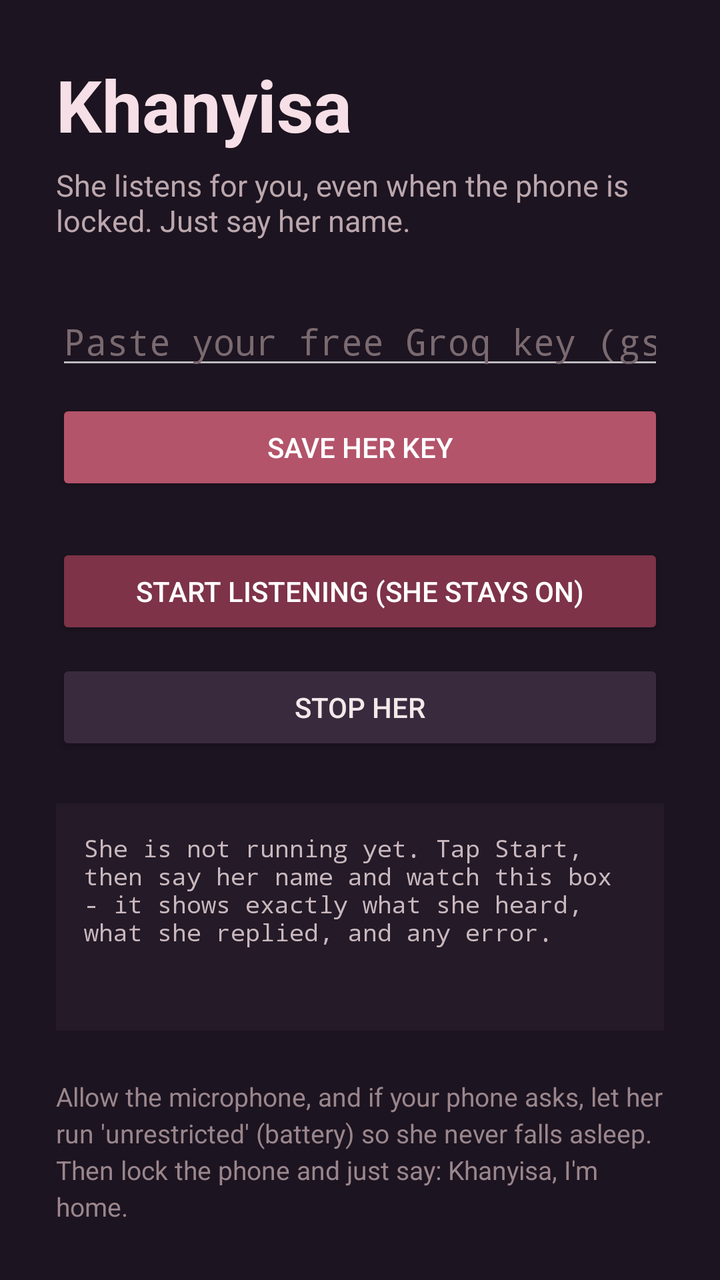
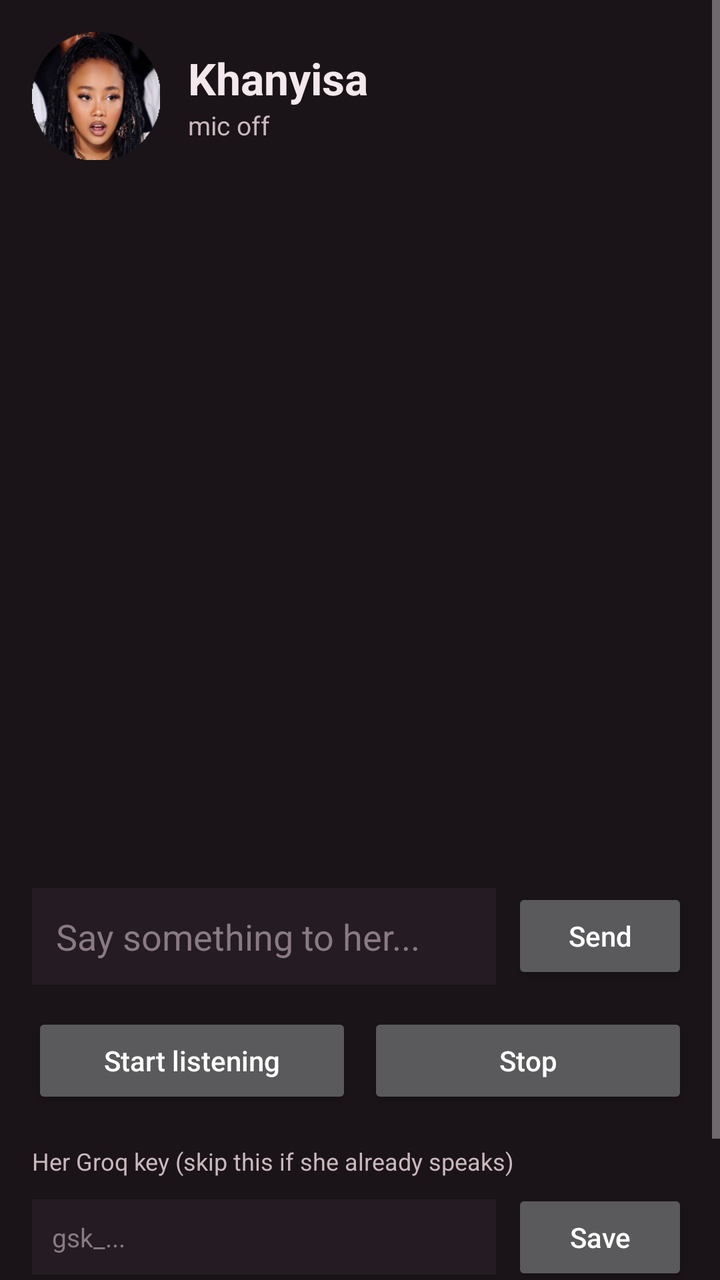

Compare the two renders of this Android layout. The source of the first and the diff that turns it into the second are given below.
<!-- AndroidManifest.xml: application theme android:Theme.Material.NoActionBar -->
<!-- res/layout/activity_main.xml -->
<?xml version="1.0" encoding="utf-8"?>
<LinearLayout xmlns:android="http://schemas.android.com/apk/res/android"
    android:layout_width="match_parent"
    android:layout_height="match_parent"
    android:orientation="vertical"
    android:padding="28dp"
    android:background="#1C1420">

    <TextView
        android:layout_width="wrap_content"
        android:layout_height="wrap_content"
        android:text="Khanyisa"
        android:textSize="36sp"
        android:textColor="#F6DFE6"
        android:textStyle="bold"/>

    <TextView
        android:layout_width="wrap_content"
        android:layout_height="wrap_content"
        android:layout_marginTop="6dp"
        android:text="She listens for you, even when the phone is locked. Just say her name."
        android:textSize="15sp"
        android:textColor="#BBA7AD"/>

    <EditText
        android:id="@+id/keyEdit"
        android:layout_width="match_parent"
        android:layout_height="wrap_content"
        android:layout_marginTop="28dp"
        android:hint="Paste your free Groq key (gsk_...)"
        android:textColor="#F3E9EA"
        android:textColorHint="#7a6a70"
        android:inputType="textPassword"
        android:autofillHints="off"/>

    <Button
        android:id="@+id/saveBtn"
        android:layout_width="match_parent"
        android:layout_height="wrap_content"
        android:layout_marginTop="10dp"
        android:text="Save her key"
        android:backgroundTint="#B3546A"
        android:textColor="#FFFFFF"/>

    <Button
        android:id="@+id/startBtn"
        android:layout_width="match_parent"
        android:layout_height="wrap_content"
        android:layout_marginTop="24dp"
        android:text="Start listening (she stays on)"
        android:backgroundTint="#7E3348"
        android:textColor="#FFFFFF"/>

    <Button
        android:id="@+id/stopBtn"
        android:layout_width="match_parent"
        android:layout_height="wrap_content"
        android:layout_marginTop="10dp"
        android:text="Stop her"
        android:backgroundTint="#3A2A3E"
        android:textColor="#F3E9EA"/>

    <TextView
        android:id="@+id/statusView"
        android:layout_width="match_parent"
        android:layout_height="0dp"
        android:layout_weight="1"
        android:layout_marginTop="24dp"
        android:background="#241A28"
        android:padding="14dp"
        android:text="She is not running yet. Tap Start, then say her name and watch this box - it shows exactly what she heard, what she replied, and any error."
        android:textSize="12sp"
        android:textColor="#C9B8BD"
        android:fontFamily="monospace"/>
    <TextView
        android:layout_width="match_parent"
        android:layout_height="wrap_content"
        android:layout_marginTop="24dp"
        android:text="Allow the microphone, and if your phone asks, let her run 'unrestricted' (battery) so she never falls asleep. Then lock the phone and just say: Khanyisa, I'm home."
        android:textSize="13sp"
        android:textColor="#9a868c"
        android:lineSpacingExtra="3dp"/>
</LinearLayout>
<!-- resources referenced by this layout -->
<resources>

</resources>

<!-- the commit's change to res/layout/activity_main.xml (unified diff, before → after) -->
@@ -1,83 +1,173 @@
 <?xml version="1.0" encoding="utf-8"?>
-<LinearLayout xmlns:android="http://schemas.android.com/apk/res/android"
+<ScrollView xmlns:android="http://schemas.android.com/apk/res/android"
     android:layout_width="match_parent"
     android:layout_height="match_parent"
-    android:orientation="vertical"
-    android:padding="28dp"
-    android:background="#1C1420">
+    android:background="#1A1418"
+    android:fillViewport="true">
 
-    <TextView
-        android:layout_width="wrap_content"
-        android:layout_height="wrap_content"
-        android:text="Khanyisa"
-        android:textSize="36sp"
-        android:textColor="#F6DFE6"
-        android:textStyle="bold"/>
-
-    <TextView
-        android:layout_width="wrap_content"
-        android:layout_height="wrap_content"
-        android:layout_marginTop="6dp"
-        android:text="She listens for you, even when the phone is locked. Just say her name."
-        android:textSize="15sp"
-        android:textColor="#BBA7AD"/>
-
-    <EditText
-        android:id="@+id/keyEdit"
+    <LinearLayout
         android:layout_width="match_parent"
         android:layout_height="wrap_content"
-        android:layout_marginTop="28dp"
-        android:hint="Paste your free Groq key (gsk_...)"
-        android:textColor="#F3E9EA"
-        android:textColorHint="#7a6a70"
-        android:inputType="textPassword"
-        android:autofillHints="off"/>
+        android:orientation="vertical"
+        android:padding="16dp">
 
-    <Button
-        android:id="@+id/saveBtn"
-        android:layout_width="match_parent"
-        android:layout_height="wrap_content"
-        android:layout_marginTop="10dp"
-        android:text="Save her key"
-        android:backgroundTint="#B3546A"
-        android:textColor="#FFFFFF"/>
+        
+        <LinearLayout
+            android:layout_width="match_parent"
+            android:layout_height="wrap_content"
+            android:orientation="horizontal"
+            android:gravity="center_vertical">
 
-    <Button
-        android:id="@+id/startBtn"
-        android:layout_width="match_parent"
-        android:layout_height="wrap_content"
-        android:layout_marginTop="24dp"
-        android:text="Start listening (she stays on)"
-        android:backgroundTint="#7E3348"
-        android:textColor="#FFFFFF"/>
+            <ImageView
+                android:layout_width="64dp"
+                android:layout_height="64dp"
+                android:src="@mipmap/ic_launcher_round"
+                android:contentDescription="Khanyisa"/>
 
-    <Button
-        android:id="@+id/stopBtn"
-        android:layout_width="match_parent"
-        android:layout_height="wrap_content"
-        android:layout_marginTop="10dp"
-        android:text="Stop her"
-        android:backgroundTint="#3A2A3E"
-        android:textColor="#F3E9EA"/>
+            <LinearLayout
+                android:layout_width="0dp"
+                android:layout_height="wrap_content"
+                android:layout_weight="1"
+                android:orientation="vertical"
+                android:layout_marginStart="14dp">
 
-    <TextView
-        android:id="@+id/statusView"
-        android:layout_width="match_parent"
-        android:layout_height="0dp"
-        android:layout_weight="1"
-        android:layout_marginTop="24dp"
-        android:background="#241A28"
-        android:padding="14dp"
-        android:text="She is not running yet. Tap Start, then say her name and watch this box - it shows exactly what she heard, what she replied, and any error."
-        android:textSize="12sp"
-        android:textColor="#C9B8BD"
-        android:fontFamily="monospace"/>
-    <TextView
-        android:layout_width="match_parent"
-        android:layout_height="wrap_content"
-        android:layout_marginTop="24dp"
-        android:text="Allow the microphone, and if your phone asks, let her run 'unrestricted' (battery) so she never falls asleep. Then lock the phone and just say: Khanyisa, I'm home."
-        android:textSize="13sp"
-        android:textColor="#9a868c"
-        android:lineSpacingExtra="3dp"/>
-</LinearLayout>
+                <TextView
+                    android:layout_width="wrap_content"
+                    android:layout_height="wrap_content"
+                    android:text="Khanyisa"
+                    android:textSize="22sp"
+                    android:textStyle="bold"
+                    android:textColor="#F3E8EC"/>
+
+                <TextView
+                    android:id="@+id/micState"
+                    android:layout_width="wrap_content"
+                    android:layout_height="wrap_content"
+                    android:text="mic off"
+                    android:textSize="13sp"
+                    android:textColor="#C9B8BD"/>
+            </LinearLayout>
+        </LinearLayout>
+
+        
+        <ScrollView
+            android:id="@+id/scroller"
+            android:layout_width="match_parent"
+            android:layout_height="340dp"
+            android:layout_marginTop="14dp"
+            android:scrollbars="none">
+
+            <LinearLayout
+                android:id="@+id/chatList"
+                android:layout_width="match_parent"
+                android:layout_height="wrap_content"
+                android:orientation="vertical"/>
+        </ScrollView>
+
+        
+        <LinearLayout
+            android:layout_width="match_parent"
+            android:layout_height="wrap_content"
+            android:orientation="horizontal"
+            android:layout_marginTop="10dp"
+            android:gravity="center_vertical">
+
+            <EditText
+                android:id="@+id/chatInput"
+                android:layout_width="0dp"
+                android:layout_height="wrap_content"
+                android:layout_weight="1"
+                android:hint="Say something to her..."
+                android:textColorHint="#8A7A81"
+                android:textColor="#F1E6EA"
+                android:inputType="textCapSentences"
+                android:padding="12dp"
+                android:background="#241B23"/>
+
+            <Button
+                android:id="@+id/sendBtn"
+                android:layout_width="wrap_content"
+                android:layout_height="wrap_content"
+                android:layout_marginStart="8dp"
+                android:text="Send"
+                android:textAllCaps="false"/>
+        </LinearLayout>
+
+        
+        <LinearLayout
+            android:layout_width="match_parent"
+            android:layout_height="wrap_content"
+            android:orientation="horizontal"
+            android:layout_marginTop="14dp">
+
+            <Button
+                android:id="@+id/startBtn"
+                android:layout_width="0dp"
+                android:layout_height="wrap_content"
+                android:layout_weight="1"
+                android:layout_marginEnd="4dp"
+                android:textAllCaps="false"
+                android:text="Start listening"/>
+
+            <Button
+                android:id="@+id/stopBtn"
+                android:layout_width="0dp"
+                android:layout_height="wrap_content"
+                android:layout_weight="1"
+                android:layout_marginStart="4dp"
+                android:textAllCaps="false"
+                android:text="Stop"/>
+        </LinearLayout>
+
+        
+        <TextView
+            android:layout_width="match_parent"
+            android:layout_height="wrap_content"
+            android:layout_marginTop="18dp"
+            android:text="Her Groq key (skip this if she already speaks)"
+            android:textSize="12sp"
+            android:textColor="#C9B8BD"/>
+
+        <LinearLayout
+            android:layout_width="match_parent"
+            android:layout_height="wrap_content"
+            android:orientation="horizontal"
+            android:layout_marginTop="6dp"
+            android:gravity="center_vertical">
+
+            <EditText
+                android:id="@+id/keyEdit"
+                android:layout_width="0dp"
+                android:layout_height="wrap_content"
+                android:layout_weight="1"
+                android:hint="gsk_..."
+                android:textColorHint="#8A7A81"
+                android:textColor="#F1E6EA"
+                android:inputType="textVisiblePassword"
+                android:textSize="13sp"
+                android:padding="10dp"
+                android:background="#241B23"/>
+
+            <Button
+                android:id="@+id/saveBtn"
+                android:layout_width="wrap_content"
+                android:layout_height="wrap_content"
+                android:layout_marginStart="8dp"
+                android:textAllCaps="false"
+                android:text="Save"/>
+        </LinearLayout>
+
+        
+        <TextView
+            android:id="@+id/statusView"
+            android:layout_width="match_parent"
+            android:layout_height="wrap_content"
+            android:layout_marginTop="18dp"
+            android:background="#241A28"
+            android:padding="14dp"
+            android:text="She is not running yet."
+            android:textSize="11sp"
+            android:textColor="#C9B8BD"
+            android:fontFamily="monospace"/>
+    </LinearLayout>
+</ScrollView>
<!-- resource entries referenced after the edit -->
@@ -1,5 +1,5 @@
 <!-- resources referenced by this layout -->
 <resources>
-
+  <!-- mipmap ic_launcher_round: png bitmap (mipmap-hdpi, 10272 bytes) -->
 </resources>
 
